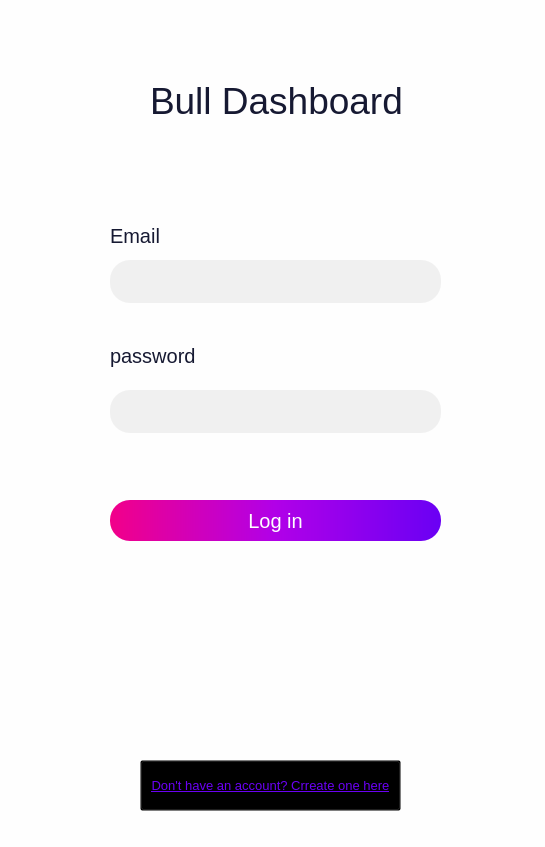
First picture: the form in UI/login.ui, repository eliran-ovadia/demo-exchange-desktop, before the edit.
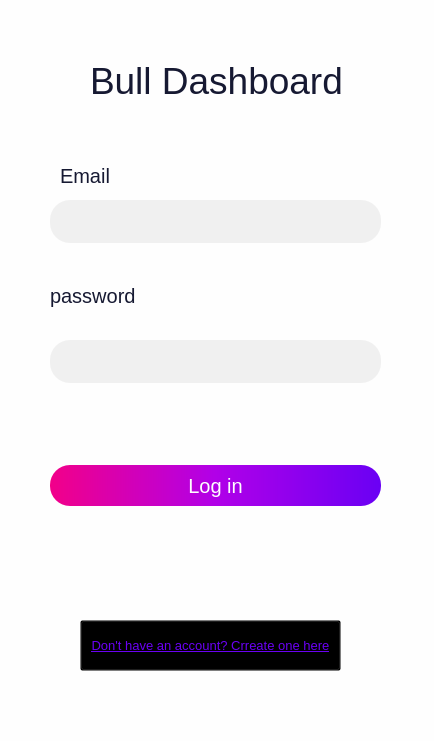
Second picture: the form after the edit.

Commit message: login_page_finished

The edit to the form file:
```diff
--- a/UI/login.ui
+++ b/UI/login.ui
@@ -6,8 +6,8 @@
    <rect>
     <x>0</x>
     <y>0</y>
-    <width>545</width>
-    <height>847</height>
+    <width>434</width>
+    <height>741</height>
    </rect>
   </property>
   <property name="windowTitle">
@@ -23,8 +23,8 @@
    <widget class="QLabel" name="title">
     <property name="geometry">
      <rect>
-      <x>150</x>
-      <y>80</y>
+      <x>90</x>
+      <y>60</y>
       <width>251</width>
       <height>41</height>
      </rect>
@@ -40,8 +40,8 @@
    <widget class="QLabel" name="email_label">
     <property name="geometry">
      <rect>
-      <x>110</x>
-      <y>220</y>
+      <x>60</x>
+      <y>160</y>
       <width>51</width>
       <height>31</height>
      </rect>
@@ -57,8 +57,8 @@
    <widget class="QLineEdit" name="email_input">
     <property name="geometry">
      <rect>
-      <x>110</x>
-      <y>260</y>
+      <x>50</x>
+      <y>200</y>
       <width>331</width>
       <height>43</height>
      </rect>
@@ -79,8 +79,8 @@
    <widget class="QLabel" name="password_label">
     <property name="geometry">
      <rect>
-      <x>110</x>
-      <y>340</y>
+      <x>50</x>
+      <y>280</y>
       <width>91</width>
       <height>31</height>
      </rect>
@@ -96,8 +96,8 @@
    <widget class="QLineEdit" name="password_input">
     <property name="geometry">
      <rect>
-      <x>110</x>
-      <y>390</y>
+      <x>50</x>
+      <y>340</y>
       <width>331</width>
       <height>43</height>
      </rect>
@@ -121,10 +121,10 @@
    <widget class="QPushButton" name="login_button">
     <property name="geometry">
      <rect>
-      <x>110</x>
-      <y>500</y>
+      <x>50</x>
+      <y>450</y>
       <width>331</width>
-      <height>41</height>
+      <height>71</height>
      </rect>
     </property>
     <property name="styleSheet">
@@ -132,7 +132,9 @@
 
 border-radius: 20px;
 font-size: 20px;
-color: rgba(254, 254, 254, 1);</string>
+color: rgba(254, 254, 254, 1);
+margin-top: 15px;
+margin-bottom: 15px;</string>
     </property>
     <property name="text">
      <string>Log in</string>
@@ -141,8 +143,8 @@
    <widget class="QPushButton" name="signup_button">
     <property name="geometry">
      <rect>
-      <x>140</x>
-      <y>760</y>
+      <x>80</x>
+      <y>620</y>
       <width>261</width>
       <height>51</height>
      </rect>
```
The commit also changes 19 other files.
